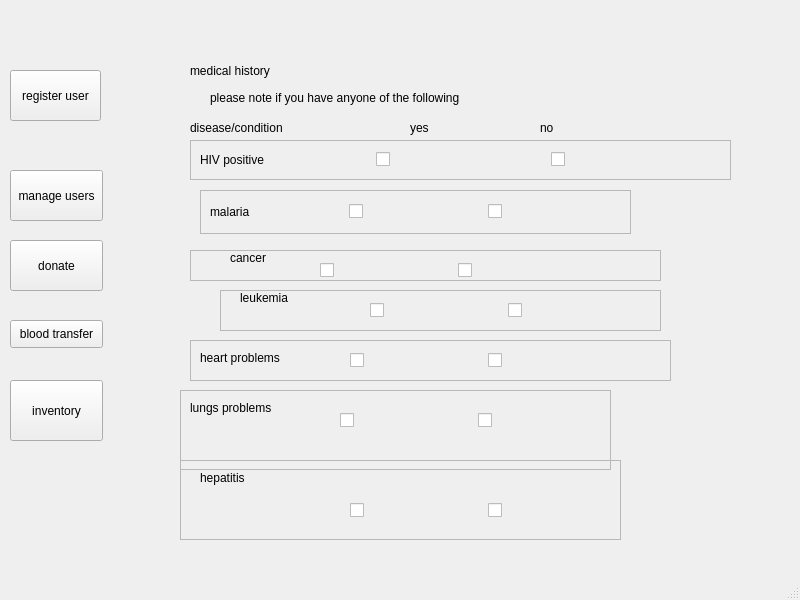
Old version of the form Forms/dashboard.ui in the repository Arch-Frost/OneBlood.
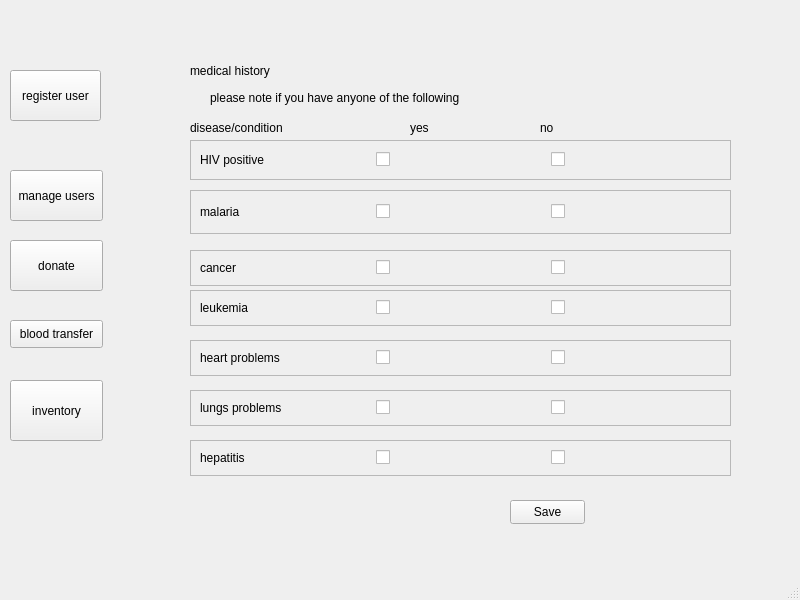
New version of the form. The open tabs and pages were chosen to show the change.

Commit message: Updated dashboard.ui and added checks on front end

```diff
--- a/Forms/dashboard.ui
+++ b/Forms/dashboard.ui
@@ -697,10 +697,10 @@
      <widget class="QFrame" name="medicalhistory_hepatitis_frame">
       <property name="geometry">
        <rect>
-        <x>70</x>
-        <y>450</y>
-        <width>441</width>
-        <height>80</height>
+        <x>80</x>
+        <y>430</y>
+        <width>541</width>
+        <height>36</height>
        </rect>
       </property>
       <property name="frameShape">
@@ -709,28 +709,16 @@
       <property name="frameShadow">
        <enum>QFrame::Raised</enum>
       </property>
+      <layout class="QHBoxLayout" name="horizontalLayout_7">
+       <item>
       <widget class="QLabel" name="medicalhistory_hepatitis_label">
-       <property name="geometry">
-        <rect>
-         <x>20</x>
-         <y>10</y>
-         <width>55</width>
-         <height>16</height>
-        </rect>
-       </property>
        <property name="text">
         <string>hepatitis</string>
        </property>
       </widget>
+       </item>
+       <item>
       <widget class="QCheckBox" name="medicalhistory_hepatitis_check1">
-       <property name="geometry">
-        <rect>
-         <x>170</x>
-         <y>40</y>
-         <width>131</width>
-         <height>20</height>
-        </rect>
-       </property>
        <property name="text">
         <string/>
        </property>
@@ -738,15 +726,9 @@
         <bool>true</bool>
        </property>
       </widget>
+       </item>
+       <item>
       <widget class="QCheckBox" name="medicalhistory_hepatitis_check2">
-       <property name="geometry">
-        <rect>
-         <x>308</x>
-         <y>40</y>
-         <width>131</width>
-         <height>20</height>
-        </rect>
-       </property>
        <property name="text">
         <string/>
        </property>
@@ -754,14 +736,16 @@
         <bool>true</bool>
        </property>
       </widget>
+       </item>
+      </layout>
      </widget>
      <widget class="QFrame" name="medicalhistory_lungsprob_frame">
       <property name="geometry">
        <rect>
-        <x>70</x>
+        <x>80</x>
         <y>380</y>
-        <width>431</width>
-        <height>80</height>
+        <width>541</width>
+        <height>36</height>
        </rect>
       </property>
       <property name="frameShape">
@@ -770,28 +754,16 @@
       <property name="frameShadow">
        <enum>QFrame::Raised</enum>
       </property>
+      <layout class="QHBoxLayout" name="horizontalLayout_6">
+       <item>
       <widget class="QLabel" name="medicalhistory_lungsprob_label">
-       <property name="geometry">
-        <rect>
-         <x>10</x>
-         <y>10</y>
-         <width>111</width>
-         <height>16</height>
-        </rect>
-       </property>
        <property name="text">
         <string>lungs problems</string>
        </property>
       </widget>
+       </item>
+       <item>
       <widget class="QCheckBox" name="medicalhistory_lungsprob_check1">
-       <property name="geometry">
-        <rect>
-         <x>160</x>
-         <y>20</y>
-         <width>131</width>
-         <height>20</height>
-        </rect>
-       </property>
        <property name="text">
         <string/>
        </property>
@@ -799,15 +771,9 @@
         <bool>true</bool>
        </property>
       </widget>
+       </item>
+       <item>
       <widget class="QCheckBox" name="medicalhistory_lungsprob_check2">
-       <property name="geometry">
-        <rect>
-         <x>298</x>
-         <y>20</y>
-         <width>131</width>
-         <height>20</height>
-        </rect>
-       </property>
        <property name="text">
         <string/>
        </property>
@@ -815,6 +781,8 @@
         <bool>true</bool>
        </property>
       </widget>
+       </item>
+      </layout>
      </widget>
      <widget class="QFrame" name="medicalhistory_HIV_frame">
       <property name="geometry">
@@ -867,9 +835,9 @@
      <widget class="QFrame" name="medicalhistory_malaria_frame">
       <property name="geometry">
        <rect>
-        <x>90</x>
+        <x>80</x>
         <y>180</y>
-        <width>431</width>
+        <width>541</width>
         <height>44</height>
        </rect>
       </property>
@@ -914,8 +882,8 @@
        <rect>
         <x>80</x>
         <y>240</y>
-        <width>471</width>
-        <height>31</height>
+        <width>541</width>
+        <height>36</height>
        </rect>
       </property>
       <property name="frameShape">
@@ -924,28 +892,16 @@
       <property name="frameShadow">
        <enum>QFrame::Raised</enum>
       </property>
+      <layout class="QHBoxLayout" name="horizontalLayout_3">
+       <item>
       <widget class="QLabel" name="medicalhistory_cancer_label">
-       <property name="geometry">
-        <rect>
-         <x>40</x>
-         <y>0</y>
-         <width>55</width>
-         <height>16</height>
-        </rect>
-       </property>
        <property name="text">
         <string>cancer</string>
        </property>
       </widget>
+       </item>
+       <item>
       <widget class="QCheckBox" name="medicalhistory_cancer_check1">
-       <property name="geometry">
-        <rect>
-         <x>130</x>
-         <y>10</y>
-         <width>131</width>
-         <height>20</height>
-        </rect>
-       </property>
        <property name="text">
         <string/>
        </property>
@@ -953,15 +909,9 @@
         <bool>true</bool>
        </property>
       </widget>
+       </item>
+       <item>
       <widget class="QCheckBox" name="medicalhistory_cancer_check2">
-       <property name="geometry">
-        <rect>
-         <x>268</x>
-         <y>10</y>
-         <width>131</width>
-         <height>20</height>
-        </rect>
-       </property>
        <property name="text">
         <string/>
        </property>
@@ -969,14 +919,16 @@
         <bool>true</bool>
        </property>
       </widget>
+       </item>
+      </layout>
      </widget>
      <widget class="QFrame" name="medicalhistory_leukemia_frame">
       <property name="geometry">
        <rect>
-        <x>110</x>
+        <x>80</x>
         <y>280</y>
-        <width>441</width>
-        <height>41</height>
+        <width>541</width>
+        <height>36</height>
        </rect>
       </property>
       <property name="frameShape">
@@ -985,28 +937,16 @@
       <property name="frameShadow">
        <enum>QFrame::Raised</enum>
       </property>
+      <layout class="QHBoxLayout" name="horizontalLayout_4">
+       <item>
       <widget class="QLabel" name="medicalhistory_leukemia_label">
-       <property name="geometry">
-        <rect>
-         <x>20</x>
-         <y>0</y>
-         <width>55</width>
-         <height>16</height>
-        </rect>
-       </property>
        <property name="text">
         <string>leukemia</string>
        </property>
       </widget>
+       </item>
+       <item>
       <widget class="QCheckBox" name="medicalhistory_leukemia_check1">
-       <property name="geometry">
-        <rect>
-         <x>150</x>
-         <y>10</y>
-         <width>131</width>
-         <height>20</height>
-        </rect>
-       </property>
        <property name="text">
         <string/>
        </property>
@@ -1014,15 +954,9 @@
         <bool>true</bool>
        </property>
       </widget>
+       </item>
+       <item>
       <widget class="QCheckBox" name="medicalhistory_leukemia_check1_2">
-       <property name="geometry">
-        <rect>
-         <x>288</x>
-         <y>10</y>
-         <width>131</width>
-         <height>20</height>
-        </rect>
-       </property>
        <property name="text">
         <string/>
        </property>
@@ -1030,14 +964,16 @@
         <bool>true</bool>
        </property>
       </widget>
+       </item>
+      </layout>
      </widget>
      <widget class="QFrame" name="medicalhistory_heartprob_frame">
       <property name="geometry">
        <rect>
         <x>80</x>
         <y>330</y>
-        <width>481</width>
-        <height>41</height>
+        <width>541</width>
+        <height>36</height>
        </rect>
       </property>
       <property name="frameShape">
@@ -1046,28 +982,16 @@
       <property name="frameShadow">
        <enum>QFrame::Raised</enum>
       </property>
+      <layout class="QHBoxLayout" name="horizontalLayout_5">
+       <item>
       <widget class="QLabel" name="medicalhistory_heartprob_label">
-       <property name="geometry">
-        <rect>
-         <x>10</x>
-         <y>10</y>
-         <width>141</width>
-         <height>16</height>
-        </rect>
-       </property>
        <property name="text">
         <string>heart problems</string>
        </property>
       </widget>
+       </item>
+       <item>
       <widget class="QCheckBox" name="medicalhistory_heasrtprob_check1">
-       <property name="geometry">
-        <rect>
-         <x>160</x>
-         <y>10</y>
-         <width>131</width>
-         <height>20</height>
-        </rect>
-       </property>
        <property name="text">
         <string/>
        </property>
@@ -1075,15 +999,9 @@
         <bool>true</bool>
        </property>
       </widget>
+       </item>
+       <item>
       <widget class="QCheckBox" name="medicalhistory_heasrtprob_check2">
-       <property name="geometry">
-        <rect>
-         <x>298</x>
-         <y>10</y>
-         <width>131</width>
-         <height>20</height>
-        </rect>
-       </property>
        <property name="text">
         <string/>
        </property>
@@ -1091,6 +1009,21 @@
         <bool>true</bool>
        </property>
       </widget>
+       </item>
+      </layout>
+     </widget>
+     <widget class="QPushButton" name="pushButton_5">
+      <property name="geometry">
+       <rect>
+        <x>400</x>
+        <y>490</y>
+        <width>75</width>
+        <height>24</height>
+       </rect>
+      </property>
+      <property name="text">
+       <string>Save</string>
+      </property>
      </widget>
     </widget>
     <widget class="QWidget" name="inventory">
```
Left out of the diff: 84 changed lines with no effect on the pictures. Lines whose indentation alone changed are shown as unchanged.
